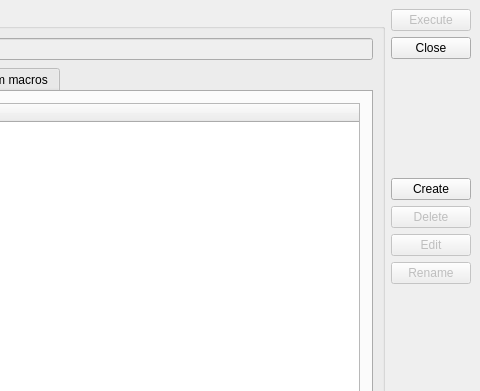
berndhahnebach/All_FreeCAD, file src/Gui/DlgMacroExecute.ui: the form before one commit; both pictures show x 160 to 640 and y 0 to 391 of the 640 by 480 pixel window.
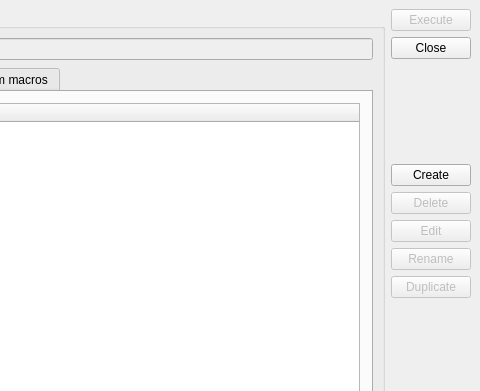
The form after the commit. Custom widgets are drawn as their Qt base class.

Commit message: Add Duplicate button to Execute Macro dialog

Diff of the .ui file:
```diff
--- a/src/Gui/DlgMacroExecute.ui
+++ b/src/Gui/DlgMacroExecute.ui
@@ -264,6 +264,16 @@
          </property>
         </widget>
        </item>
+       <item>
+        <widget class="QPushButton" name="duplicateButton">
+         <property name="text">
+         <string>Duplicate</string>
+         </property>
+         <property name="enabled">
+         <bool>false</bool>
+         </property>
+         </widget>
+       </item>
        <item>
         <spacer>
          <property name="orientation">
```
Left out of the diff: 5 changed lines with no effect on the pictures. The commit also changes 2 other files.
